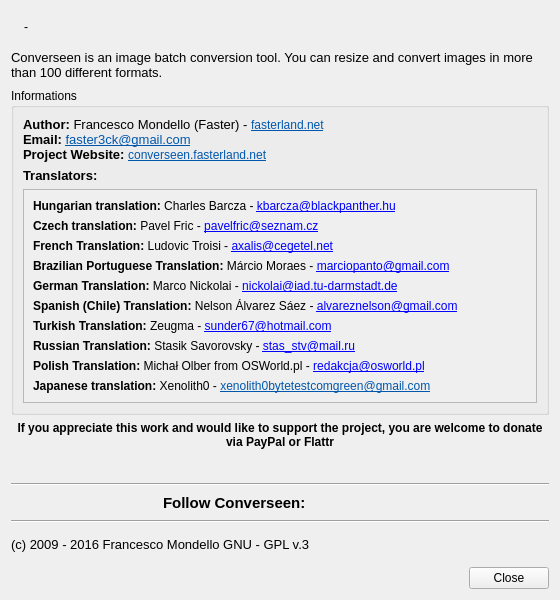
This is ui/dialoginfo.ui in Faster3ck/Converseen as Qt 5 draws it before an edit. The edited form follows.
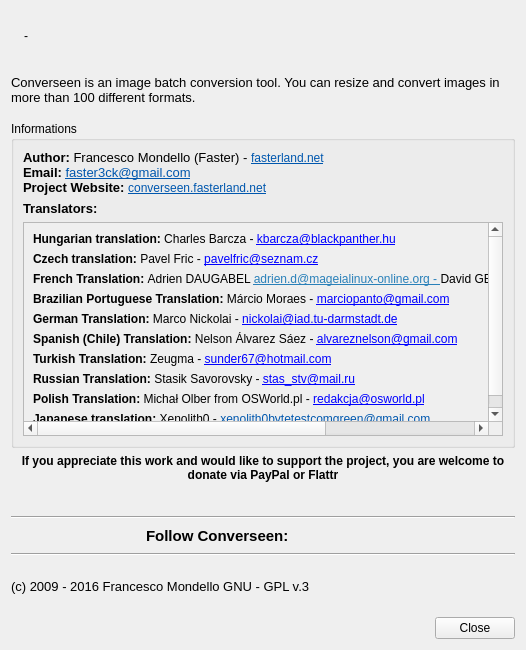
This is the edited form. Icons and pictures are not drawn.

Patch:
```diff
--- a/ui/dialoginfo.ui
+++ b/ui/dialoginfo.ui
@@ -6,12 +6,12 @@
    <rect>
     <x>0</x>
     <y>0</y>
-    <width>560</width>
-    <height>600</height>
+    <width>526</width>
+    <height>650</height>
    </rect>
   </property>
   <property name="sizePolicy">
-   <sizepolicy hsizetype="Maximum" vsizetype="Maximum">
+   <sizepolicy hsizetype="Ignored" vsizetype="Ignored">
     <horstretch>0</horstretch>
     <verstretch>0</verstretch>
    </sizepolicy>
@@ -108,6 +108,9 @@
           <verstretch>0</verstretch>
          </sizepolicy>
         </property>
+        <property name="sizeAdjustPolicy">
+         <enum>QAbstractScrollArea::AdjustToContents</enum>
+        </property>
         <property name="widgetResizable">
          <bool>true</bool>
         </property>
@@ -116,7 +119,7 @@
           <rect>
            <x>0</x>
            <y>0</y>
-           <width>508</width>
+           <width>781</width>
            <height>246</height>
           </rect>
          </property>
@@ -138,8 +141,7 @@
           <item>
            <widget class="QLabel" name="label_10">
             <property name="text">
-             <string>&lt;strong&gt;French Translation: &lt;/strong&gt;Ludovic Troisi - &lt;a href=&quot;mailto:axalis@cegetel.net&quot;&gt;axalis@cegetel.net&lt;/a&gt;
-</string>
+             <string>&lt;html&gt;&lt;head/&gt;&lt;body&gt;&lt;p&gt;&lt;span style=&quot; font-weight:600;&quot;&gt;French Translation: &lt;/span&gt;Adrien DAUGABEL &lt;a href=&quot;mailto:adrien.d@mageialinux-online.org&quot;&gt;&lt;span style=&quot; text-decoration: underline; color:#2980b9;&quot;&gt;adrien.d@mageialinux-online.org - &lt;/span&gt;&lt;/a&gt;David GEIGER &lt;a href=&quot;mailto:david.david@mageialinux-online.org&quot;&gt;&lt;span style=&quot; text-decoration: underline; color:#2980b9;&quot;&gt;david.david@mageialinux-online.org&lt;/span&gt;&lt;/a&gt;&lt;/p&gt;&lt;/body&gt;&lt;/html&gt;</string>
             </property>
            </widget>
           </item>
```
